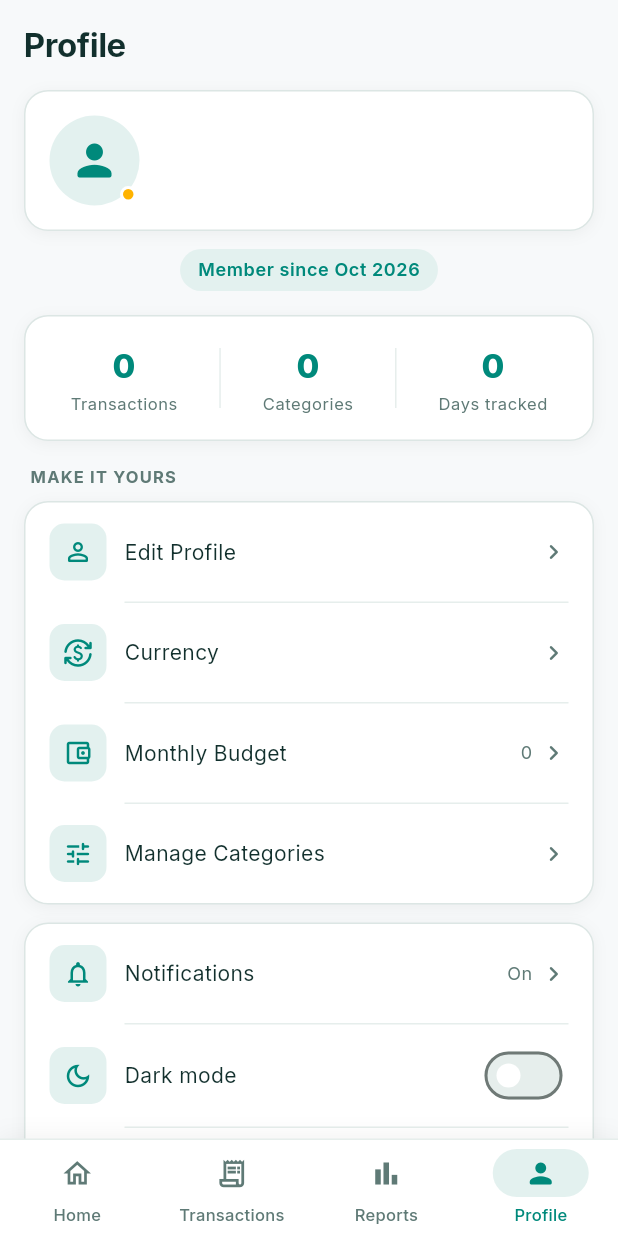
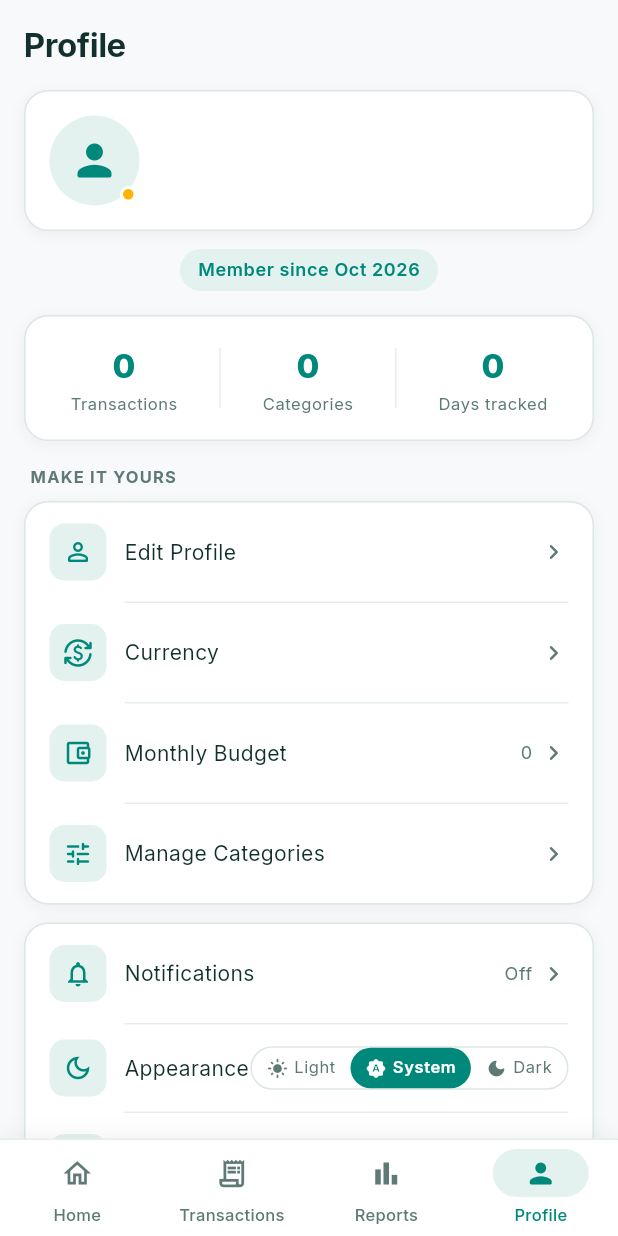
Before and after one commit to imrantonte/expense-tracker, a Flutter app: the screen it shows once a user with an empty profile is signed in, item 4 of the bottom bar chosen, on a phone screen of 412 x 824 dp. Run offline on Flutter 3.47's test engine with Material 3 defaults, Android fonts, the phone set to English and light mode, and no system bars; our stand-ins replace cloud_firestore, firebase_auth, firebase_core, fl_chart, google_fonts, shared_preferences; accounts and stored records are empty; statements that could not run were skipped.

Commit message:
Dark mode and settings persistence

```diff
--- a/lib/core/theme_controller.dart
+++ b/lib/core/theme_controller.dart
@@ -1,31 +1,61 @@
 import 'package:flutter/material.dart';
+import 'package:shared_preferences/shared_preferences.dart';
 
-/// Controls the app's [ThemeMode] and exposes it to the widget tree via
-/// [ChangeNotifier].
+/// Controls the app's [ThemeMode] and persists the choice to
+/// [SharedPreferences] so the correct theme is applied before the first frame
+/// (no flash of wrong theme).
 ///
-/// Provide this at the root with `ChangeNotifierProvider(create: (_) => ThemeController())`.
-/// Consume with `context.watch<ThemeController>().themeMode`.
+/// Create with [ThemeController.load()] in `main()` before `runApp()`.
 class ThemeController extends ChangeNotifier {
-  ThemeController() : _themeMode = ThemeMode.light;
+  ThemeController._(this._themeMode, this._prefs);
 
+  final SharedPreferences _prefs;
   ThemeMode _themeMode;
+
+  static const _key = 'theme_mode';
+
+  /// Loads the persisted mode from [SharedPreferences].
+  ///
+  /// Falls back to [ThemeMode.system] if nothing is stored.
+  static Future<ThemeController> load() async {
+    final prefs = await SharedPreferences.getInstance();
+    final raw = prefs.getString(_key);
+    final mode = _fromString(raw) ?? ThemeMode.system;
+    return ThemeController._(mode, prefs);
+  }
 
   /// Current theme mode.
   ThemeMode get themeMode => _themeMode;
 
   bool get isDark => _themeMode == ThemeMode.dark;
+  bool get isLight => _themeMode == ThemeMode.light;
+  bool get isSystem => _themeMode == ThemeMode.system;
 
-  /// Toggle between [ThemeMode.light] and [ThemeMode.dark].
-  void toggle() {
-    _themeMode =
-        _themeMode == ThemeMode.light ? ThemeMode.dark : ThemeMode.light;
+  /// Explicitly set a given [ThemeMode] and persist it.
+  Future<void> setMode(ThemeMode mode) async {
+    if (_themeMode == mode) return;
+    _themeMode = mode;
+    await _prefs.setString(_key, _toString(mode));
     notifyListeners();
   }
 
-  /// Explicitly set to a given [ThemeMode].
-  void setMode(ThemeMode mode) {
-    if (_themeMode == mode) return;
-    _themeMode = mode;
-    notifyListeners();
+  /// Toggle between [ThemeMode.light] and [ThemeMode.dark].
+  Future<void> toggle() async {
+    await setMode(_themeMode == ThemeMode.light ? ThemeMode.dark : ThemeMode.light);
   }
+
+  // ── Helpers ────────────────────────────────────────────────────────────────
+
+  static String _toString(ThemeMode mode) => switch (mode) {
+        ThemeMode.dark => 'dark',
+        ThemeMode.light => 'light',
+        ThemeMode.system => 'system',
+      };
+
+  static ThemeMode? _fromString(String? s) => switch (s) {
+        'dark' => ThemeMode.dark,
+        'light' => ThemeMode.light,
+        'system' => ThemeMode.system,
+        _ => null,
+      };
 }
--- a/lib/main.dart
+++ b/lib/main.dart
@@ -30,22 +30,19 @@
     cacheSizeBytes: Settings.CACHE_SIZE_UNLIMITED,
   );
 
+  // Load persisted theme BEFORE runApp so there is never a theme flash.
+  final themeController = await ThemeController.load();
+
   SystemChrome.setPreferredOrientations([
     DeviceOrientation.portraitUp,
     DeviceOrientation.portraitDown,
   ]);
 
-  SystemChrome.setSystemUIOverlayStyle(
-    const SystemUiOverlayStyle(
-      statusBarColor: Colors.transparent,
-      statusBarIconBrightness: Brightness.dark,
-    ),
-  );
-
   runApp(
     MultiProvider(
       providers: [
-        ChangeNotifierProvider(create: (_) => ThemeController()),
+        // Provide the pre-loaded ThemeController instance.
+        ChangeNotifierProvider<ThemeController>.value(value: themeController),
         ChangeNotifierProvider(create: (_) => AppState()),
         Provider<AuthService>(create: (_) => AuthService()),
         Provider<UserRepository>(create: (_) => UserRepository()),
@@ -67,6 +64,18 @@
   @override
   Widget build(BuildContext context) {
     final themeCtrl = context.watch<ThemeController>();
+
+    // Keep the status-bar icons in sync with the resolved theme.
+    final brightness = themeCtrl.isSystem
+        ? WidgetsBinding.instance.platformDispatcher.platformBrightness
+        : (themeCtrl.isDark ? Brightness.dark : Brightness.light);
+    final isDark = brightness == Brightness.dark;
+    SystemChrome.setSystemUIOverlayStyle(SystemUiOverlayStyle(
+      statusBarColor: Colors.transparent,
+      statusBarIconBrightness: isDark ? Brightness.light : Brightness.dark,
+      statusBarBrightness: isDark ? Brightness.dark : Brightness.light,
+    ));
+
     return MaterialApp(
       title: 'Where Did It Go?',
       debugShowCheckedModeBanner: false,
--- a/lib/screens/profile/profile_screen.dart
+++ b/lib/screens/profile/profile_screen.dart
@@ -6,6 +6,7 @@
 import '../../core/constants.dart';
 import '../../core/theme_controller.dart';
 import '../../data/app_state.dart';
+import '../../repositories/user_repository.dart';
 import '../../services/auth_service.dart';
 import '../../screens/auth/login_screen.dart';
 import '../../screens/budget/set_budget_screen.dart';
@@ -244,12 +245,10 @@
                           tt: tt,
                         ),
                         _RowDivider(ext: ext),
-                        _SettingsSwitchRow(
+                        _ThemeModeRow(
                           icon: Icons.dark_mode_outlined,
-                          label: 'Dark mode',
-                          value: themeCtrl.isDark,
-                          onChanged: (v) => themeCtrl.setMode(
-                              v ? ThemeMode.dark : ThemeMode.light),
+                          label: 'Appearance',
+                          themeCtrl: themeCtrl,
                           ext: ext,
                           cs: cs,
                           tt: tt,
@@ -460,26 +459,30 @@
 }
 
 // ─────────────────────────────────────────────────────────────────────────────
-// Settings row with a Switch instead of a chevron (Dark mode)
+// 3-way Appearance row  (Light / System / Dark)
 // ─────────────────────────────────────────────────────────────────────────────
 
-class _SettingsSwitchRow extends StatelessWidget {
-  const _SettingsSwitchRow({
+class _ThemeModeRow extends StatelessWidget {
+  const _ThemeModeRow({
     required this.icon,
     required this.label,
-    required this.value,
-    required this.onChanged,
+    required this.themeCtrl,
     required this.ext,
     required this.cs,
     required this.tt,
   });
   final IconData icon;
   final String label;
-  final bool value;
-  final ValueChanged<bool> onChanged;
+  final ThemeController themeCtrl;
   final AppThemeExt ext;
   final ColorScheme cs;
   final TextTheme tt;
+
+  static const _modes = [
+    (ThemeMode.light, Icons.light_mode_rounded, 'Light'),
+    (ThemeMode.system, Icons.brightness_auto_rounded, 'System'),
+    (ThemeMode.dark, Icons.dark_mode_rounded, 'Dark'),
+  ];
 
   @override
   Widget build(BuildContext context) {
@@ -498,19 +501,72 @@
             child: Icon(icon, color: cs.primary, size: 20),
           ),
           const SizedBox(width: kSp12),
-          Expanded(
-            child: Text(
-              label,
-              style: tt.bodyMedium?.copyWith(color: ext.textPrimary),
+          Text(label,
+              style: tt.bodyMedium?.copyWith(color: ext.textPrimary)),
+          const Spacer(),
+          // Segmented picker
+          Container(
+            decoration: BoxDecoration(
+              color: ext.cardBackground,
+              borderRadius: BorderRadius.circular(kRadiusButton),
+              border: Border.all(color: ext.cardBorder),
             ),
-          ),
-          Switch(
-            value: value,
-            onChanged: onChanged,
-            activeThumbColor: Colors.white,
-            activeTrackColor: cs.primary,
-            inactiveThumbColor: Colors.white,
-            inactiveTrackColor: ext.divider,
+            child: Row(
+              mainAxisSize: MainAxisSize.min,
+              children: _modes.map((m) {
+                final (mode, mIcon, mLabel) = m;
+                final sel = themeCtrl.themeMode == mode;
+                return GestureDetector(
+                  onTap: () async {
+                    await themeCtrl.setMode(mode);
+                    // Also save to Firestore (best-effort).
+                    if (context.mounted) {
+                      final uid = context
+                          .read<AuthService>()
+                          .currentUser
+                          ?.uid;
+                      if (uid != null) {
+                        context.read<UserRepository>().updateSettings(
+                          uid,
+                          {'settings': {'themeMode': mode.name}},
+                        ).ignore();
+                      }
+                    }
+                  },
+                  child: AnimatedContainer(
+                    duration: const Duration(milliseconds: 180),
+                    padding: const EdgeInsets.symmetric(
+                        horizontal: kSp10, vertical: kSp6),
+                    decoration: BoxDecoration(
+                      color: sel ? cs.primary : Colors.transparent,
+                      borderRadius:
+                          BorderRadius.circular(kRadiusButton - 2),
+                    ),
+                    child: Row(
+                      mainAxisSize: MainAxisSize.min,
+                      children: [
+                        Icon(mIcon,
+                            size: 14,
+                            color: sel
+                                ? Colors.white
+                                : ext.textSecondary),
+                        const SizedBox(width: 4),
+                        Text(
+                          mLabel,
+                          style: tt.bodySmall?.copyWith(
+                            color: sel ? Colors.white : ext.textSecondary,
+                            fontWeight: sel
+                                ? FontWeight.w600
+                                : FontWeight.normal,
+                            fontSize: 11,
+                          ),
+                        ),
+                      ],
+                    ),
+                  ),
+                );
+              }).toList(),
+            ),
           ),
         ],
       ),
```
Also changed, not shown: lib/data/app_state.dart (+93 -6 lines), lib/repositories/user_repository.dart (+12 -0 lines), lib/widgets/auth_gate.dart (+24 -1 lines).
